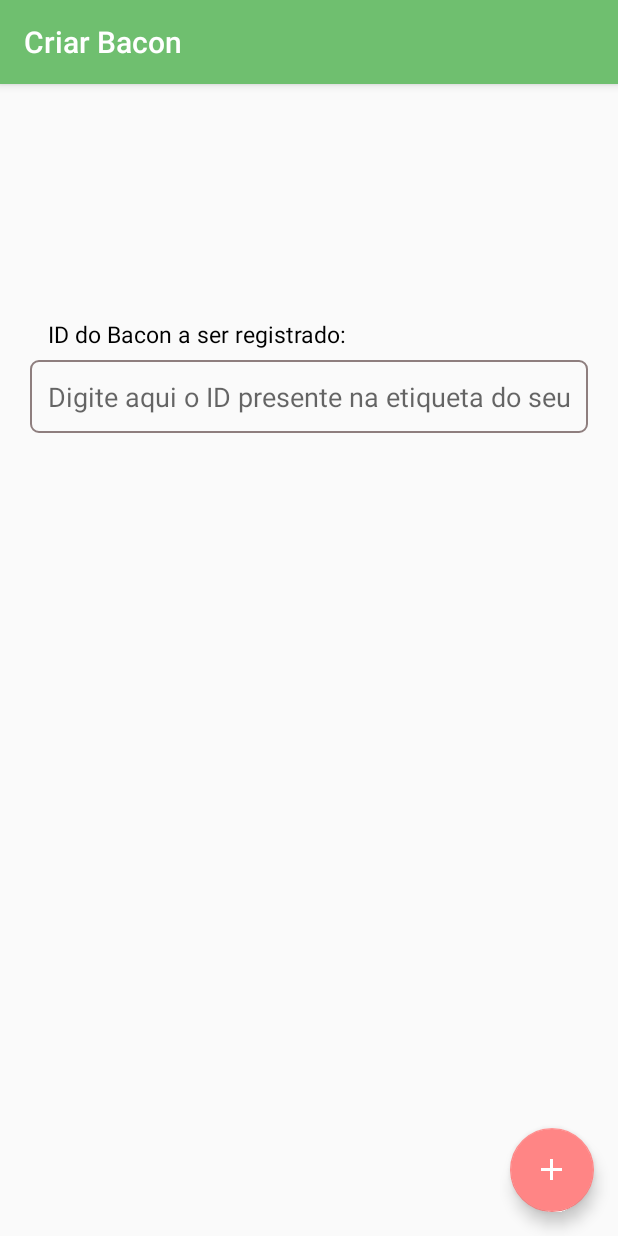
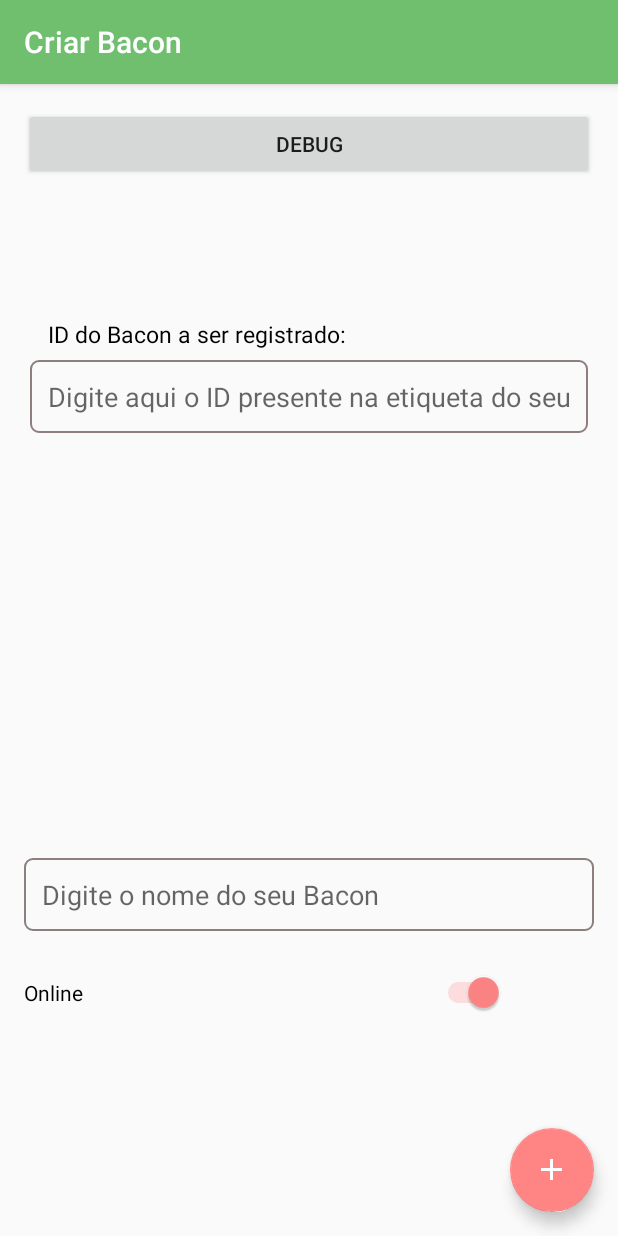
Before and after one commit to irbp/EnerG, an Android app: the screen it shows after launch once a user with an empty profile is signed in (Criar_Bacon), after a tap on an icon or button, on a phone screen of 412 x 824 dp. Run offline under Robolectric (Android 15) with nearby library versions, the light colour scheme and no system bars; our stand-ins replace CircleImageView, Firebase (no records; nobody signed in at launch, a user with empty details on screens opened directly), Picasso; libraries missing offline, so code that uses them is left out: com.github.mikephil.charting, com.jjoe64.graphview; 1 statement that could not run was skipped.

Commit message:
Um monte de coisa nova implementada

```diff
--- a/app/src/main/java/goncinha/energ/Criar_Bacon.java
+++ b/app/src/main/java/goncinha/energ/Criar_Bacon.java
@@ -1,6 +1,7 @@
 package goncinha.energ;
 
 import android.content.Intent;
+import android.net.Uri;
 import android.os.Bundle;
 import android.support.design.widget.FloatingActionButton;
 import android.support.design.widget.Snackbar;
@@ -8,21 +9,38 @@ import android.support.v7.app.AppCompatActivity;
 import android.support.v7.widget.Toolbar;
 import android.text.TextUtils;
 import android.view.View;
+import android.widget.Button;
+import android.widget.CompoundButton;
 import android.widget.EditText;
+import android.widget.Switch;
 import android.widget.TextView;
 import android.widget.Toast;
 
+import com.google.android.gms.tasks.OnSuccessListener;
 import com.google.firebase.auth.FirebaseAuth;
 import com.google.firebase.database.DatabaseReference;
 import com.google.firebase.database.FirebaseDatabase;
+import com.google.firebase.storage.FirebaseStorage;
+import com.google.firebase.storage.StorageReference;
+import com.google.firebase.storage.UploadTask;
+
+import java.io.File;
 
 public class Criar_Bacon extends AppCompatActivity {
 
     private EditText idBacon;
+    private Button mDebug;
+    private EditText nomeBacon;
+    private Switch mSwitch;
+    private TextView mOnline;
 
     private FirebaseAuth mAuth;
     private DatabaseReference mDatabaseBacons;
     private DatabaseReference mDatabaseBaconsAll;
+    private DatabaseReference getmDatabaseOn;
+    private StorageReference mStorage;
+
+    private Uri arquivo;
 
     @Override
     protected void onCreate(Bundle savedInstanceState) {
@@ -32,8 +50,30 @@ public class Criar_Bacon extends AppCompatActivity {
         setSupportActionBar(toolbar);
 
         idBacon = (EditText) findViewById(R.id.txt_baconId);
+        nomeBacon = (EditText) findViewById(R.id.txt_nomeBacon);
+        mSwitch = (Switch) findViewById(R.id.switch1);
+        mOnline = (TextView) findViewById(R.id.txt_on);
+
+        mSwitch.setChecked(true);
+        mSwitch.setOnCheckedChangeListener(new CompoundButton.OnCheckedChangeListener() {
+            @Override
+            public void onCheckedChanged(CompoundButton compoundButton, boolean b) {
+                if (b) {
+                    mOnline.setText("Online");
+                }
+                else {
+                    mOnline.setText("Offline");
+                }
+            }
+        });
+
+        mDebug = (Button) findViewById(R.id.deb);
         mDatabaseBacons = FirebaseDatabase.getInstance().getReference().child("bacons");
         mDatabaseBaconsAll = FirebaseDatabase.getInstance().getReference().child("bacons_all");
+        mStorage = FirebaseStorage.getInstance().getReference().child("charts");
+        getmDatabaseOn = FirebaseDatabase.getInstance().getReference().child("On");
+
+        arquivo = Uri.fromFile(new File("android_asset/teste.html"));
 
         mAuth = FirebaseAuth.getInstance();
 
@@ -44,15 +84,54 @@ public class Criar_Bacon extends AppCompatActivity {
                 regID();
             }
         });
+
+        mDebug.setOnClickListener(new View.OnClickListener() {
+            @Override
+            public void onClick(View view) {
+                Intent debug = new Intent(Criar_Bacon.this, Debug.class);
+                debug.addFlags(Intent.FLAG_ACTIVITY_CLEAR_TOP);
+                startActivity(debug);
+            }
+        });
+
+        if (mSwitch.isChecked()) {
+            mOnline.setText("Online");
+        }
+        else {
+            mOnline.setText("Offline");
+        }
     }
 
     private void regID() {
-        String id;
+        final String id;
+        final String nome1;
 
         id = idBacon.getText().toString().trim();
+        nome1 = nomeBacon.getText().toString().trim();
         if (!TextUtils.isEmpty(id)) {
-            mDatabaseBacons.child(mAuth.getCurrentUser().getUid()).child(id).child("online").setValue("offline");
+            final StorageReference caminho = mStorage.child(id + ".html");
+            caminho.putFile(arquivo).addOnSuccessListener(new OnSuccessListener<UploadTask.TaskSnapshot>() {
+                @Override
+                public void onSuccess(UploadTask.TaskSnapshot taskSnapshot) {
+                    Uri downloadUri = taskSnapshot.getDownloadUrl();
+                    mDatabaseBaconsAll.child(id).child("grafico").setValue(downloadUri.toString());
+                }
+            });
+
+            mDatabaseBacons.child(mAuth.getCurrentUser().getUid()).child(id).child("id").setValue(id);
+            mDatabaseBacons.child(mAuth.getCurrentUser().getUid()).child(id).child("nome").setValue(nome1);
             mDatabaseBaconsAll.child(id).child("usuario").setValue(mAuth.getCurrentUser().getUid().toString());
+            mDatabaseBaconsAll.child(id).child("nome").setValue(nome1);
+            mDatabaseBaconsAll.child(id).child("id").setValue(id);
+            getmDatabaseOn.child(id).setValue("online");
+            if (mSwitch.isChecked()) {
+                mDatabaseBacons.child(mAuth.getCurrentUser().getUid()).child(id).child("online").setValue("online");
+                mDatabaseBaconsAll.child(id).child("online").setValue("online");
+            }
+            else {
+                mDatabaseBacons.child(mAuth.getCurrentUser().getUid()).child(id).child("online").setValue("offline");
+                mDatabaseBaconsAll.child(id).child("online").setValue("offline");
+            }
 
             Intent mInt = new Intent(Criar_Bacon.this, Main.class);
             mInt.addFlags(Intent.FLAG_ACTIVITY_CLEAR_TOP);
--- a/app/src/main/java/goncinha/energ/Main.java
+++ b/app/src/main/java/goncinha/energ/Main.java
@@ -1,11 +1,13 @@
 package goncinha.energ;
 
+import android.content.Context;
 import android.content.Intent;
 import android.content.res.AssetManager;
 import android.graphics.Bitmap;
 import android.graphics.BitmapFactory;
 import android.graphics.Color;
 import android.os.Bundle;
+import android.provider.ContactsContract;
 import android.provider.Settings;
 import android.support.design.widget.FloatingActionButton;
 import android.support.design.widget.Snackbar;
@@ -20,13 +22,16 @@ import android.support.v7.app.AppCompatActivity;
 import android.support.v7.widget.Toolbar;
 import android.view.Menu;
 import android.view.MenuItem;
+import android.webkit.JavascriptInterface;
 import android.webkit.WebResourceRequest;
 import android.webkit.WebSettings;
 import android.webkit.WebView;
 import android.webkit.WebViewClient;
+import android.widget.Button;
 import android.widget.ImageButton;
 import android.widget.ImageView;
 import android.widget.TextView;
+import android.widget.Toast;
 
 import com.firebase.ui.database.FirebaseRecyclerAdapter;
 import com.github.mikephil.charting.charts.LineChart;
@@ -44,6 +49,8 @@ import com.google.firebase.database.DatabaseError;
 import com.google.firebase.database.DatabaseReference;
 import com.google.firebase.database.FirebaseDatabase;
 import com.google.firebase.database.ValueEventListener;
+import com.google.firebase.storage.FirebaseStorage;
+import com.google.firebase.storage.StorageReference;
 import com.jjoe64.graphview.GraphView;
 import com.jjoe64.graphview.series.DataPoint;
 import com.jjoe64.graphview.series.LineGraphSeries;
@@ -63,10 +70,20 @@ import de.hdodenhof.circleimageview.CircleImageView;
 public class Main extends AppCompatActivity
         implements NavigationView.OnNavigationItemSelectedListener {
 
+    private Context mContext;
+
     private FirebaseAuth mAuth;
     private DatabaseReference mDatabaseUsuarios;
     private DatabaseReference mDatabaseLed;
     private DatabaseReference mDatabaseBacons;
+    private DatabaseReference getmDatabaseBaconsAll;
+    private DatabaseReference getmDatabaseOn;
+    private StorageReference mStorage;
+
+    private static WebView pagina;
+
+    private boolean mProcessOn = false;
+    private String status = "offline";
 
     private RecyclerView mBaconList;
     private TextView nomeUser;
@@ -90,6 +107,9 @@ public class Main extends AppCompatActivity
         mDatabaseUsuarios = FirebaseDatabase.getInstance().getReference().child("usuarios");
         mDatabaseLed = FirebaseDatabase.getInstance().getReference().child("led");
         mDatabaseBacons = FirebaseDatabase.getInstance().getReference().child("bacons");
+        mStorage = FirebaseStorage.getInstance().getReference().child("charts");
+        getmDatabaseOn = FirebaseDatabase.getInstance().getReference().child("On");
+        getmDatabaseBaconsAll = FirebaseDatabase.getInstance().getReference().child("bacons_all");
 
         mBaconList = (RecyclerView) findViewById(R.id.bacon_list);
         mBaconList.setHasFixedSize(true);
@@ -208,20 +228,8 @@ public class Main extends AppCompatActivity
         // Handle navigation view item clicks here.
         int id = item.getItemId();
 
-        if (id == R.id.nav_consumo) {
-            // Handle the camera action
-        } else if (id == R.id.nav_perfis) {
-
-        } else if (id == R.id.nav_configuracoes) {
-
-        } else if (id == R.id.nav_logout) {
+        if (id == R.id.nav_logout) {
             logout();
-        } else if (id == R.id.nav_ajuda) {
-
-        } else if (id == R.id.nav_bug) {
-
-        } else if (id == R.id.nav_sobre) {
-
         }
 
         DrawerLayout drawer = (DrawerLayout) findViewById(R.id.drawer_layout);
@@ -233,7 +241,7 @@ public class Main extends AppCompatActivity
     protected void onStart() {
         super.onStart();
 
-        String userId = mAuth.getCurrentUser().getUid().toString();
+        final String userId = mAuth.getCurrentUser().getUid().toString();
 
         FirebaseRecyclerAdapter<Bacon, BaconViewHolder> firebaseRecyclerAdapter = new FirebaseRecyclerAdapter<Bacon, BaconViewHolder>(
                 Bacon.class,
@@ -242,9 +250,45 @@ public class Main extends AppCompatActivity
                 mDatabaseBacons.child(userId)
         ) {
             @Override
-            protected void populateViewHolder(BaconViewHolder viewHolder, Bacon model, int position) {
-                viewHolder.setWebPage(model.getCorrente());
+            protected void populateViewHolder(final BaconViewHolder viewHolder, final Bacon model, int position) {
+                final String bacon_key = getRef(position).getKey();
+
+                viewHolder.setNome(model.getNome());
                 viewHolder.setOnline(model.getOnline());
+
+                viewHolder.mOnButton.setOnClickListener(new View.OnClickListener() {
+                    @Override
+                    public void onClick(View view) {
+                        mProcessOn = true;
+                        getmDatabaseOn.addValueEventListener(new ValueEventListener() {
+                            @Override
+                            public void onDataChange(DataSnapshot dataSnapshot) {
+
+                                if (status.equals("online") && mProcessOn) {
+                                    getmDatabaseOn.child(bacon_key).setValue("offline");
+                                    status = "offline";
+                                    mDatabaseBacons.child(userId).child(bacon_key).child("online").setValue("offline");
+                                    getmDatabaseBaconsAll.child(bacon_key).child("online").setValue("offline");
+                                    viewHolder.mOnButton.setImageResource(R.drawable.off1);
+                                    mProcessOn = false;
+                                } else if (status.equals("offline") && mProcessOn) {
+                                    getmDatabaseOn.child(bacon_key).setValue("online");
+                                    status = "online";
+                                    getmDatabaseBaconsAll.child(bacon_key).child("online").setValue("online");
+                                    mDatabaseBacons.child(userId).child(bacon_key).child("online").setValue("online");
+                                    viewHolder.mOnButton.setImageResource(R.drawable.on1);
+                                    mProcessOn = false;
+                                }
+                            }
+
+                            @Override
+                            public void onCancelled(DatabaseError databaseError) {
+
+                            }
+                        });
+                    }
+                });
+
             }
         };
 
@@ -254,24 +298,31 @@ public class Main extends AppCompatActivity
     public static class BaconViewHolder extends RecyclerView.ViewHolder {
         View mView;
 
+        ImageButton mOnButton;
+
         public BaconViewHolder(View itemView) {
             super(itemView);
 
             mView = itemView;
+
+            mOnButton = (ImageButton) mView.findViewById(R.id.btn_turnon);
         }
 
-        public void setWebPage(String corrente) {
-            WebView pagina = (WebView) mView.findViewById(R.id.web_grafico);
+        public void setNome(String nome) {
+            TextView mNome = (TextView) mView.findViewById(R.id.txt_baconStatus);
+            mNome.setText(nome);
+        }
+
+        public void setOnline(String online) {
+            TextView mOnline = (TextView) mView.findViewById(R.id.txt_baconName);
+            mOnline.setText(online);
+
+            pagina = (WebView) mView.findViewById(R.id.web_grafico);
             WebSettings ws = pagina.getSettings();
             ws.setJavaScriptEnabled(true);
             ws.setSupportZoom(false);
             pagina.setWebViewClient(new WebViewClient());
             pagina.loadDataWithBaseURL("file:///android_asset/", content, "text/html", "utf-8", null);
-        }
-
-        public void setOnline(String online) {
-            TextView mOnline = (TextView) mView.findViewById(R.id.txt_baconName);
-            mOnline.setText(online);
         }
     }
 
--- a/app/src/main/res/layout/activity_criar__bacon.xml
+++ b/app/src/main/res/layout/activity_criar__bacon.xml
@@ -59,4 +59,5 @@
         android:ems="10"
         android:id="@+id/txt_baconId" />
 
+
 </android.support.design.widget.CoordinatorLayout>
--- a/app/src/main/res/layout/content_criar__bacon.xml
+++ b/app/src/main/res/layout/content_criar__bacon.xml
@@ -13,4 +13,45 @@
     tools:context="goncinha.energ.Criar_Bacon"
     tools:showIn="@layout/activity_criar__bacon">
 
+    <Button
+        android:layout_width="match_parent"
+        android:layout_height="wrap_content"
+        android:text="Debug"
+        android:id="@+id/deb" />
+
+    <EditText
+        android:layout_width="match_parent"
+        android:layout_height="wrap_content"
+        android:inputType="textCapWords"
+        android:background="@drawable/shape_fields"
+        android:padding="12dp"
+        android:layout_marginTop="20dp"
+        android:hint="Digite o nome do seu Bacon"
+        android:ems="10"
+        android:layout_alignParentBottom="true"
+        android:layout_centerHorizontal="true"
+        android:layout_marginBottom="187dp"
+        android:id="@+id/txt_nomeBacon" />
+
+    <Switch
+        android:layout_width="50dp"
+        android:id="@+id/switch1"
+        android:layout_height="wrap_content"
+        android:layout_alignTop="@+id/txt_nomeBacon"
+        android:layout_marginTop="76dp"
+        android:layout_marginLeft="270dp"
+        android:textOn="Online"
+        android:textOff="Offline" />
+
+    <TextView
+        android:text="Inicializar o Bacon ligado"
+        android:textColor="#000000"
+        android:layout_width="100dp"
+        android:layout_height="wrap_content"
+        android:layout_alignTop="@+id/switch1"
+        android:layout_alignLeft="@+id/switch1"
+        android:layout_alignBaseline="@+id/switch1"
+        android:layout_alignParentStart="true"
+        android:id="@+id/txt_on" />
+
 </RelativeLayout>
```
Also changed, not shown: app/src/main/AndroidManifest.xml (+5 -3 lines), app/src/main/java/goncinha/energ/Bacon.java (+13 -11 lines), app/src/main/java/goncinha/energ/Debug.java (added, +23 -0 lines), app/src/main/java/goncinha/energ/WebAppInterface.java (added, +34 -0 lines), app/src/main/res/layout/activity_debug.xml (added, +18 -0 lines), app/src/main/res/layout/bacon_row.xml (+28 -3 lines), 228 other files.
